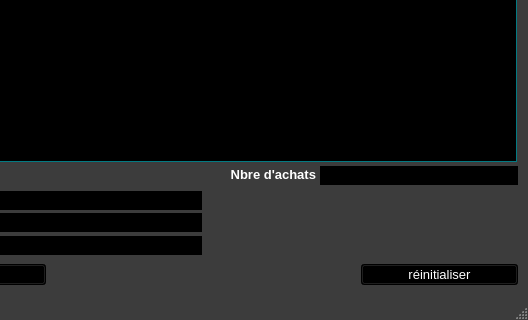
Old version of the form ui/yeroth-erp-achats-window.ui in the repository xnoumbissinoundou/yeroth-erp-3.0; both pictures show x 272 to 800 and y 280 to 600 of the 800 by 600 pixel window.
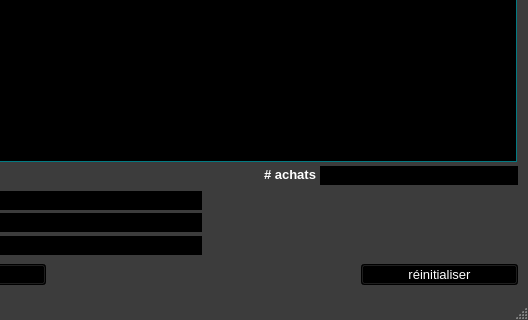
New version of the form. Icons and pictures are not drawn. Custom widgets are drawn as their Qt base class.

Commit message: On branch master 	modified:   src/widgets/table-view/yeroth-erp-marchandises-table-view.cpp 	modified:   src/widgets/table-view/yeroth-erp-marchandises-table-view.hpp 	modified:   src/windows/yeroth-erp-marchandises-window.cpp 	modified:   src/windows/yeroth-erp-marchandises-window.hpp 	modified:   ui/yeroth-erp-achats-window.ui 	modified:   ui/yeroth-erp-clients-window.ui 	modified:   ui/yeroth-erp-marchandises-window.ui 	modified:   ui/yeroth-erp-paiements-window.ui 	modified:   ui/yeroth-erp-stocks-window.ui 	modified:   ui/yeroth-erp-ventes-window.ui

The edit to the form file:
```diff
--- a/ui/yeroth-erp-achats-window.ui
+++ b/ui/yeroth-erp-achats-window.ui
@@ -8833,7 +8833,7 @@
      </font>
     </property>
     <property name="text">
-     <string>Nbre d'achats</string>
+     <string># achats</string>
     </property>
     <property name="alignment">
      <set>Qt::AlignRight|Qt::AlignTrailing|Qt::AlignVCenter</set>
```
The commit also changes 9 other files.
